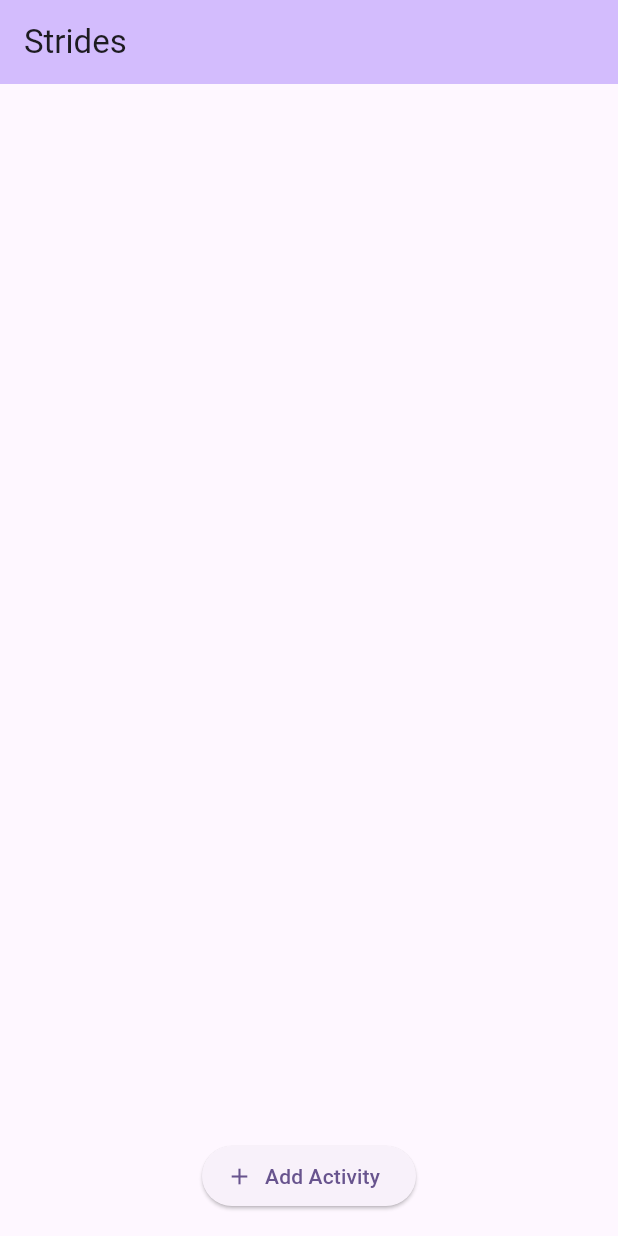
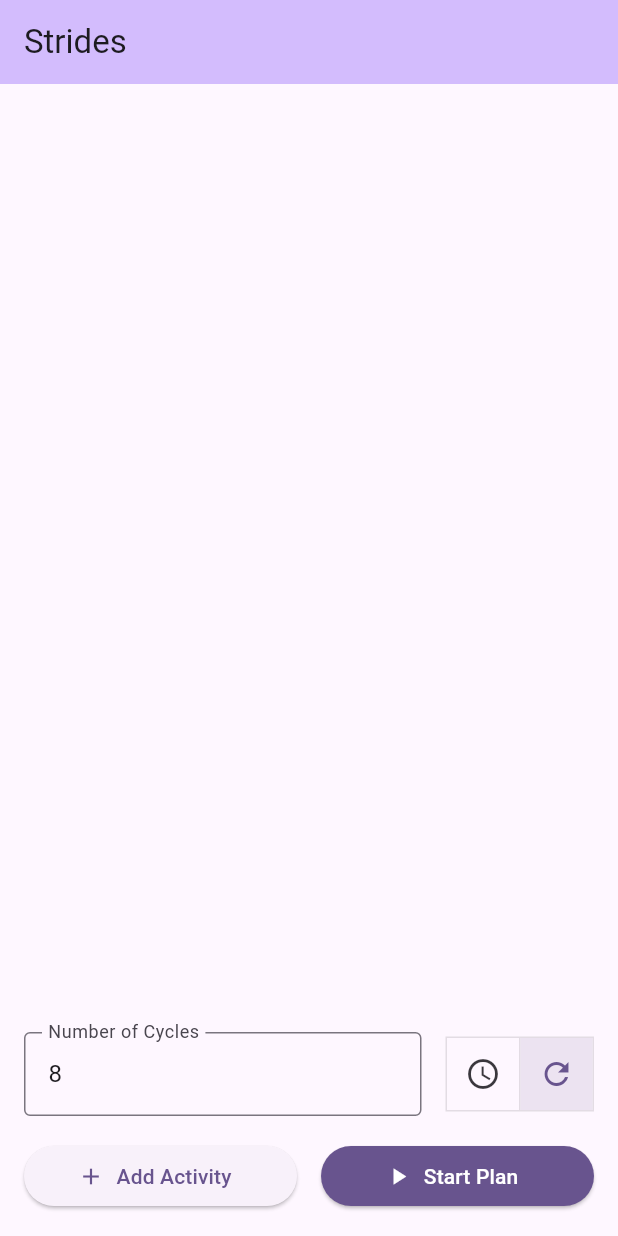
Before and after one commit to Poggecci/strides, a Flutter app: the screen it shows after launch, on a phone screen of 412 x 824 dp. Run offline on Flutter 3.47's test engine with Material 3 defaults, Android fonts, the phone set to English and light mode, and no system bars.

Commit message:
Add Active Activity placeholder page

```diff
--- a/lib/main.dart
+++ b/lib/main.dart
@@ -1,7 +1,5 @@
 import 'package:flutter/material.dart';
-import 'package:strides/models/activities.dart';
 import 'package:strides/pages/plan_maker.dart';
-import 'package:strides/shared/widgets/add_activity.dart';
 
 void main() {
   runApp(const MyApp());
--- /dev/null
+++ b/lib/pages/active_activity.dart
@@ -0,0 +1,19 @@
+import 'package:flutter/material.dart';
+import 'package:strides/models/activities.dart';
+
+class ActiveActivity extends StatelessWidget {
+  final ActivityPlan plan;
+
+  const ActiveActivity({super.key, required this.plan});
+
+  @override
+  Widget build(BuildContext context) {
+    return Scaffold(
+      appBar: AppBar(title: const Text('Active Activity')),
+      body: Center(
+        child: Text(
+            'Active Activity Page - Plan with ${plan.activities.length} activities'),
+      ),
+    );
+  }
+}
--- a/lib/pages/plan_maker.dart
+++ b/lib/pages/plan_maker.dart
@@ -1,6 +1,8 @@
 import 'package:flutter/material.dart';
 import 'package:strides/models/activities.dart';
 import 'package:strides/shared/widgets/add_activity.dart';
+import 'package:strides/shared/widgets/duration_picker.dart';
+import 'package:strides/pages/active_activity.dart';
 
 class PlanMaker extends StatefulWidget {
   const PlanMaker({super.key});
@@ -11,7 +13,60 @@
 
 class _PlanMakerState extends State<PlanMaker> {
   final List<Activity> _activities = [];
-  SessionDuration? _duration;
+  SessionDuration _duration = SessionDuration.time(const Duration(minutes: 30));
+  bool _isCycleBased = true;
+  final TextEditingController _cycleController =
+      TextEditingController(text: '8');
+
+  @override
+  void initState() {
+    super.initState();
+    _cycleController.addListener(_updateCycleDuration);
+  }
+
+  @override
+  void dispose() {
+    _cycleController.removeListener(_updateCycleDuration);
+    _cycleController.dispose();
+    super.dispose();
+  }
+
+  void _updateCycleDuration() {
+    if (_isCycleBased) {
+      setState(() {
+        _duration =
+            SessionDuration.cycles(int.tryParse(_cycleController.text) ?? 0);
+      });
+    }
+  }
+
+  void _updateTimeDuration(Duration newDuration) {
+    setState(() {
+      _duration = SessionDuration.time(newDuration);
+    });
+  }
+
+  void _startPlan() {
+    if (_activities.isEmpty) {
+      ScaffoldMessenger.of(context).showSnackBar(
+        const SnackBar(
+            content:
+                Text('Please add at least one activity to start the plan.')),
+      );
+      return;
+    }
+
+    final activityPlan = ActivityPlan(
+      activities: _activities,
+      duration: _duration,
+    );
+
+    Navigator.of(context).push(
+      MaterialPageRoute(
+        builder: (context) => ActiveActivity(plan: activityPlan),
+      ),
+    );
+  }
 
   @override
   Widget build(BuildContext context) {
@@ -44,7 +99,6 @@
                 subtitle: Text(
                   'Duration: ${activity.cycleDuration.inSeconds} seconds',
                 ),
-                // Update trailing widget to include spacing
                 trailing: Row(
                   mainAxisSize: MainAxisSize.min,
                   children: [
@@ -56,10 +110,10 @@
                         });
                       },
                     ),
-                    const SizedBox(width: 8), // Add space between the icons
+                    const SizedBox(width: 8),
                   ],
                 ),
-                tileColor: Colors.grey[200], // Optional: to make it stand out
+                tileColor: Colors.grey[200],
                 contentPadding:
                     const EdgeInsets.symmetric(horizontal: 16.0, vertical: 8.0),
               );
@@ -68,6 +122,54 @@
         ),
         Padding(
           padding: const EdgeInsets.all(16.0),
+          child: Column(
+            children: [
+              Row(
+                children: [
+                  Expanded(
+                    child: _isCycleBased
+                        ? TextField(
+                            controller: _cycleController,
+                            keyboardType: TextInputType.number,
+                            decoration: const InputDecoration(
+                              labelText: 'Number of Cycles',
+                              border: OutlineInputBorder(),
+                            ),
+                          )
+                        : DurationPicker(
+                            duration: _duration.timeDuration ??
+                                const Duration(minutes: 30),
+                            onChange: _updateTimeDuration,
+                            baseUnit: BaseUnit.minute,
+                          ),
+                  ),
+                  const SizedBox(width: 16),
+                  ToggleButtons(
+                    isSelected: [!_isCycleBased, _isCycleBased],
+                    onPressed: (index) {
+                      setState(() {
+                        _isCycleBased = index == 1;
+                        if (_isCycleBased) {
+                          _duration = SessionDuration.cycles(
+                              int.tryParse(_cycleController.text) ?? 0);
+                        } else {
+                          _duration = SessionDuration.time(
+                              _duration.timeDuration ??
+                                  const Duration(minutes: 30));
+                        }
+                      });
+                    },
+                    children: const [
+                      Icon(Icons.access_time),
+                      Icon(Icons.refresh),
+                    ],
+                  ),
+                ],
+              ),
+              const SizedBox(height: 16),
+              Row(
+                children: [
+                  Expanded(
                     child: ElevatedButton.icon(
                       onPressed: () async {
                         final maybeNewActivity = await showDialog<Activity>(
@@ -84,6 +186,23 @@
                       label: const Text("Add Activity"),
                     ),
                   ),
+                  const SizedBox(width: 16),
+                  Expanded(
+                    child: ElevatedButton.icon(
+                      onPressed: _startPlan,
+                      icon: const Icon(Icons.play_arrow),
+                      label: const Text("Start Plan"),
+                      style: ElevatedButton.styleFrom(
+                        backgroundColor: Theme.of(context).primaryColor,
+                        foregroundColor: Colors.white,
+                      ),
+                    ),
+                  ),
+                ],
+              ),
+            ],
+          ),
+        ),
       ],
     );
   }
```
Lines whose indentation alone changed are shown as unchanged.
